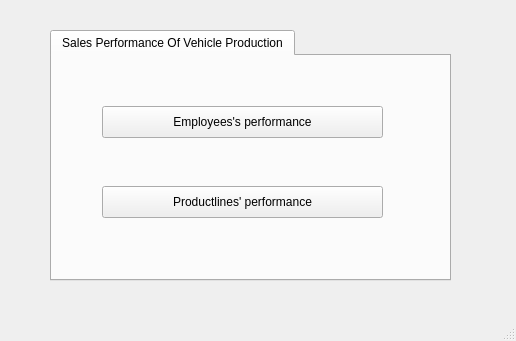
First picture: the form in demo_app.ui, repository chiphanmsda/product-sales-analytics-gui, before the edit.
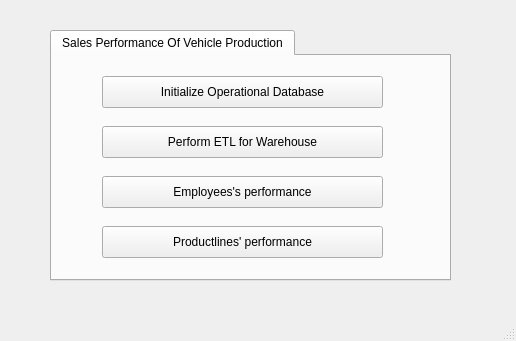
Second picture: the form after the edit.

```diff
--- a/demo_app.ui
+++ b/demo_app.ui
@@ -34,7 +34,7 @@
       <property name="geometry">
        <rect>
         <x>50</x>
-        <y>50</y>
+        <y>120</y>
         <width>281</width>
         <height>32</height>
        </rect>
@@ -47,7 +47,7 @@
       <property name="geometry">
        <rect>
         <x>50</x>
-        <y>130</y>
+        <y>170</y>
         <width>281</width>
         <height>32</height>
        </rect>
@@ -56,6 +56,32 @@
        <string>Productlines' performance</string>
       </property>
      </widget>
+     <widget class="QPushButton" name="etl_wh_button">
+      <property name="geometry">
+       <rect>
+        <x>50</x>
+        <y>70</y>
+        <width>281</width>
+        <height>32</height>
+       </rect>
+      </property>
+      <property name="text">
+       <string>Perform ETL for Warehouse</string>
+      </property>
+     </widget>
+     <widget class="QPushButton" name="etl_db_button">
+      <property name="geometry">
+       <rect>
+        <x>50</x>
+        <y>20</y>
+        <width>281</width>
+        <height>32</height>
+       </rect>
+      </property>
+      <property name="text">
+       <string>Initialize Operational Database</string>
+      </property>
+     </widget>
     </widget>
    </widget>
   </widget>
```
